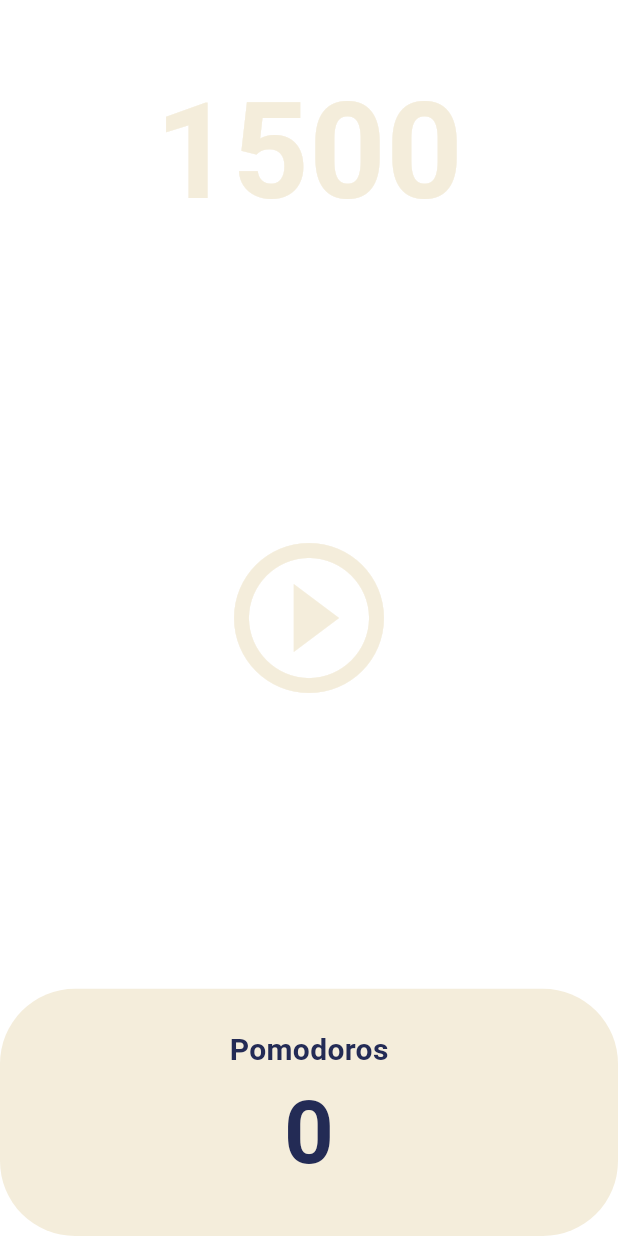
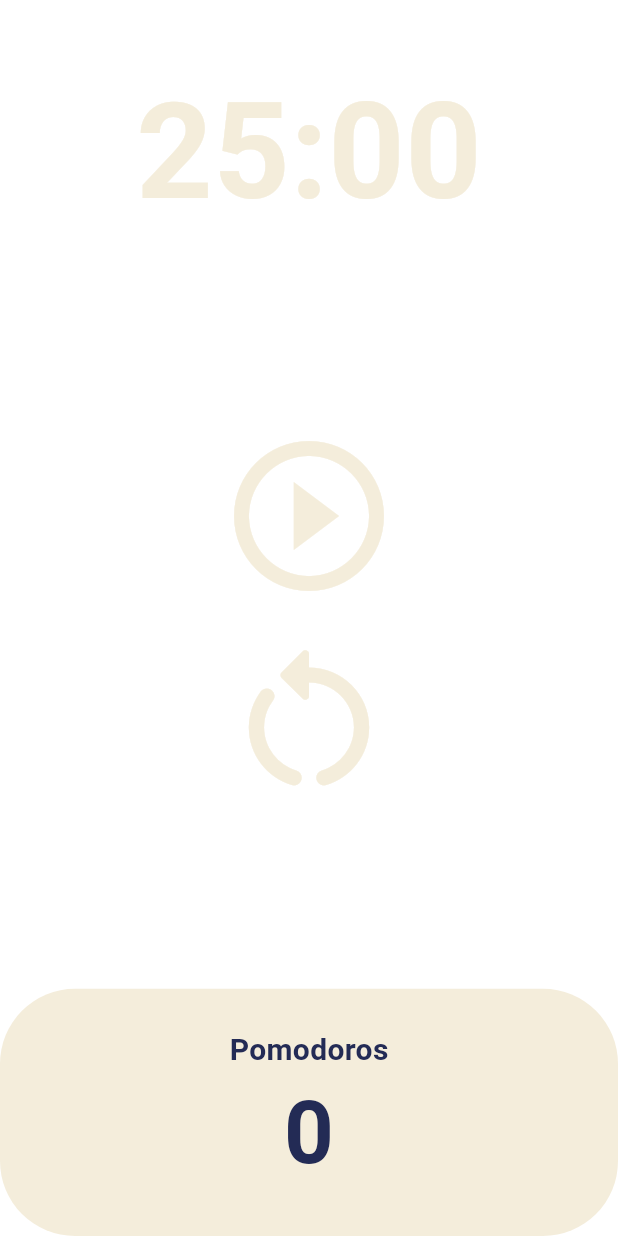
Before and after one commit to taeki-cho/pomodoro, a Flutter app: the screen it shows after launch, on a phone screen of 412 x 824 dp. Run offline on Flutter 3.47's test engine with Material 3 defaults, Android fonts, the phone set to English and light mode, and no system bars.

Commit message:
수정완료

```diff
--- a/lib/screens/home_screen.dart
+++ b/lib/screens/home_screen.dart
@@ -10,14 +10,26 @@ class HomeScreen extends StatefulWidget {
 }
 
 class _HomeScreenState extends State<HomeScreen> {
-  int totalSeconds = 1500;
+  static const twentyFiveMinutes = 1500;
+  int totalSeconds = twentyFiveMinutes;
+  int totalPomodoros = 0;
+
   bool isRunning = false;
   late Timer timer;
 
   void onTick(Timer timer) {
+    if (totalSeconds == 0) {
+      setState(() {
+        totalPomodoros = totalPomodoros + 1;
+        totalSeconds = twentyFiveMinutes;
+        isRunning = false;
+      });
+      timer.cancel();
+    } else {
       setState(() {
         totalSeconds = totalSeconds - 1;
       });
+    }
   }
 
   void onStartPressed() {
@@ -40,6 +52,20 @@ class _HomeScreenState extends State<HomeScreen> {
     });
   }
 
+  String format(int seconds) {
+    var duration = Duration(seconds: seconds);
+    return duration.toString().split(".").first.substring(2, 7);
+  }
+
+  void onResetPressed() {
+    setState(() {
+      totalPomodoros = 0;
+      totalSeconds = twentyFiveMinutes;
+      isRunning = false;
+    });
+    timer.cancel();
+  }
+
   @override
   Widget build(BuildContext context) {
     return Scaffold(
@@ -51,7 +77,7 @@ class _HomeScreenState extends State<HomeScreen> {
             child: Container(
               alignment: Alignment.bottomCenter,
               child: Text(
-                '$totalSeconds',
+                format(totalSeconds),
                 style: TextStyle(
                   color: Theme.of(context).cardColor,
                   fontSize: 89,
@@ -63,7 +89,10 @@ class _HomeScreenState extends State<HomeScreen> {
           Flexible(
             flex: 3,
             child: Container(
-              child: Center(
+              child: Column(
+                mainAxisAlignment: MainAxisAlignment.center,
+                children: [
+                  Center(
                     child: IconButton(
                       iconSize: 120,
                       color: Theme.of(context).cardColor,
@@ -74,6 +103,16 @@ class _HomeScreenState extends State<HomeScreen> {
                             : Icons.play_circle_outline,
                       ),
                     ),
+                  ),
+                  Center(
+                    child: IconButton(
+                      iconSize: 120,
+                      color: Theme.of(context).cardColor,
+                      onPressed: onResetPressed,
+                      icon: const Icon(Icons.restart_alt_rounded),
+                    ),
+                  ),
+                ],
               ),
             ),
           ),
@@ -100,7 +139,7 @@ class _HomeScreenState extends State<HomeScreen> {
                           ),
                         ),
                         Text(
-                          '0',
+                          '$totalPomodoros',
                           style: TextStyle(
                             fontSize: 58,
                             color:
```
Lines whose indentation alone changed are shown as unchanged.
